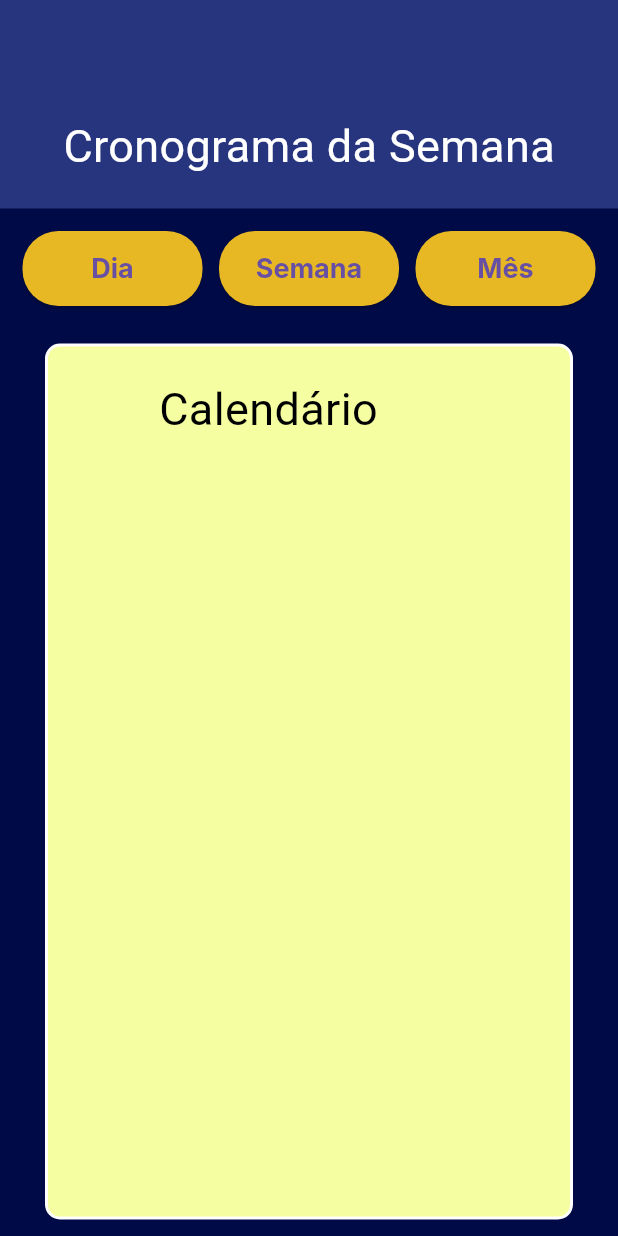
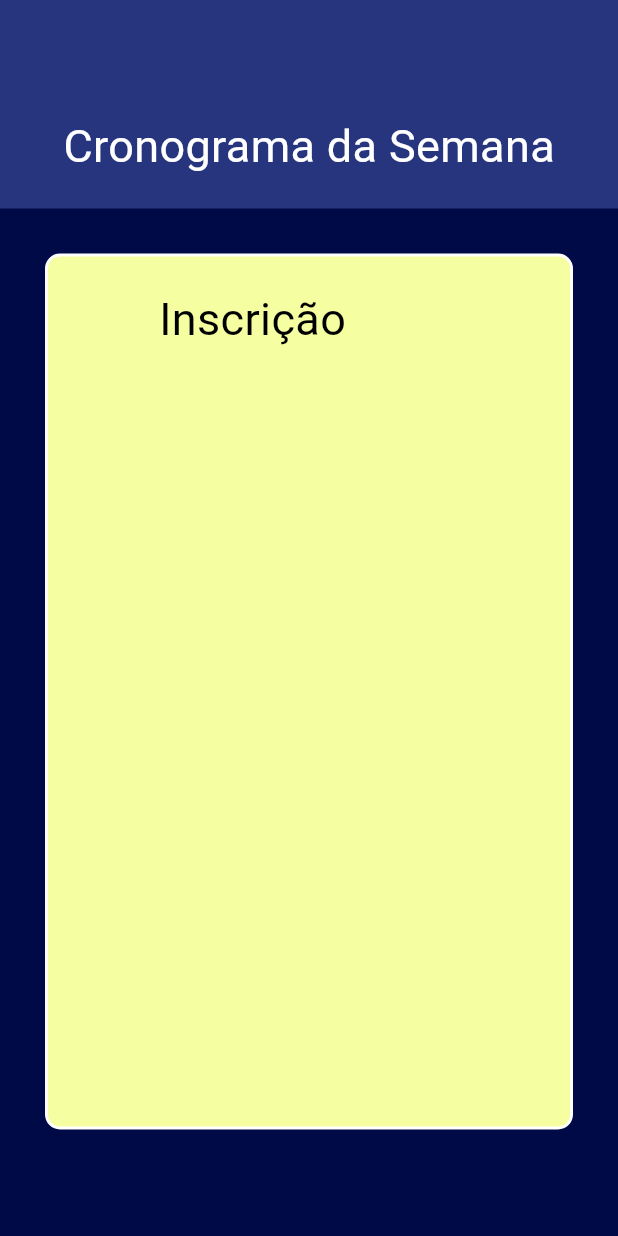
Before and after one commit to raphaelolimpio/Hackat-lica_projeto_idosos, a Flutter app: the screen it shows after launch, on a phone screen of 412 x 824 dp. Run offline on Flutter 3.47's test engine with Material 3 defaults, Android fonts, the phone set to English and light mode, and no system bars; our stand-ins replace image_picker; accounts and stored records are empty; Roboto replaces fonts that are missing (Inter).

Commit message:
criação das ultimas paginas e seus layouts, indo para fase de beckand

```diff
--- a/lib/main.dart
+++ b/lib/main.dart
@@ -1,12 +1,13 @@
 import 'package:appidoso1/views/contacts/contacts_view_mode.dart';
 import 'package:appidoso1/views/home/home.dart';
 import 'package:appidoso1/views/home/home_view_mode.dart';
+import 'package:appidoso1/views/inscription/inscription_view_mode.dart';
 import 'package:appidoso1/views/login/login_view_mode.dart';
 import 'package:appidoso1/views/shedule/shedule_view_mode.dart';
 import 'package:flutter/material.dart';
 
 void main() {
   runApp(MaterialApp(
-    home: SheduleViewMode(),
+    home: InscriptionViewMode(),
   ));
 }
--- /dev/null
+++ b/lib/views/inscription/inscription_view_mode.dart
@@ -0,0 +1,108 @@
+import 'package:appidoso1/DesignSystem/shared/colors.dart';
+import 'package:flutter/material.dart';
+
+class InscriptionViewMode extends StatefulWidget {
+  const InscriptionViewMode({super.key});
+
+  @override
+  State<InscriptionViewMode> createState() => _InscriptionViewModeState();
+}
+
+class _InscriptionViewModeState extends State<InscriptionViewMode> {
+  @override
+  void initState() {
+    // TODO: implement initState
+    super.initState();
+  }
+
+  @override
+  Widget build(BuildContext context) {
+    return SafeArea(
+      child: Scaffold(
+        appBar: AppBar(
+          title: Text(
+            "",
+            style: TextStyle(fontSize: 30.0, fontWeight: FontWeight.w400),
+          ),
+          backgroundColor: PagerTwoColor,
+          centerTitle: true,
+        ),
+        backgroundColor: PageOneColor,
+        body: Column(
+          children: [
+            // dados do usuario
+            Container(
+              width: double.infinity,
+              color: PagerTwoColor, // Mesma cor do AppBar
+              padding: EdgeInsets.symmetric(vertical: 20.0),
+              child: Row(
+                mainAxisAlignment: MainAxisAlignment.spaceEvenly,
+                children: [
+                  Text(
+                    "Cronograma da Semana", // Exemplo de texto
+                    style: TextStyle(color: Colors.white, fontSize: 30.0),
+                  ),
+                ],
+              ),
+            ),
+            Expanded(
+              child: SingleChildScrollView(
+                padding: EdgeInsets.all(10.0),
+                child: Column(
+                  crossAxisAlignment: CrossAxisAlignment.center,
+                  children: [
+                    Padding(
+                      padding: EdgeInsets.all(20.0),
+                      child: Column(
+                        crossAxisAlignment: CrossAxisAlignment.center,
+                        children: [
+                          SingleChildScrollView(
+                            child: Container(
+                              width: double.infinity,
+                              // Aplicar borda ao Container
+                              decoration: BoxDecoration(
+                                color: PagerThreeColor, // Cor de fundo
+                                border: Border.all(
+                                  // Adicionar borda
+                                  color: Colors.white,
+                                  width: 2.0,
+                                ),
+                                borderRadius: BorderRadius.circular(
+                                    10), // Bordas arredondadas
+                              ), // Mesma cor do AppBar
+                              padding: EdgeInsets.only(top: 10.0),
+                              child: Column(
+                                mainAxisAlignment:
+                                    MainAxisAlignment.spaceEvenly,
+                                children: [
+                                  Padding(
+                                    padding: EdgeInsets.all(10.0),
+                                    child: SizedBox(
+                                      width: 200,
+                                      height: 550,
+                                      child: Text(
+                                        "Inscrição", // Exemplo de texto
+                                        style: TextStyle(
+                                            color: Colors.black,
+                                            fontSize: 30.0),
+                                      ),
+                                    ),
+                                  ),
+                                ],
+                              ),
+                            ),
+                          )
+                        ],
+                      ),
+                    )
+                    //tela do meio
+                  ],
+                ),
+              ),
+            ),
+          ],
+        ),
+      ),
+    );
+  }
+}
```
Also changed, not shown: lib/views/redeem/redeem_view_mode.dart (added, +108 -0 lines), lib/views/redeemProduct/redeemProduct_view_mode.dart (added, +108 -0 lines), lib/views/inscription/inscription.dart (added), lib/views/redeem/redeem.dart (added), lib/views/redeemProduct/redeemRroduct.dart (added).
